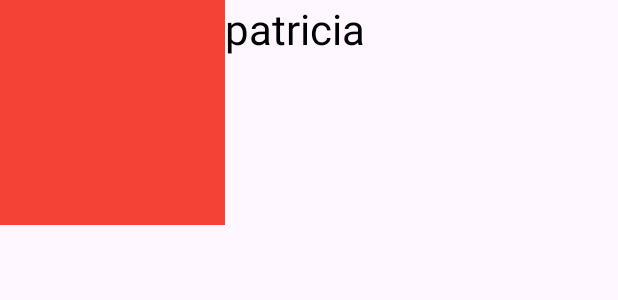
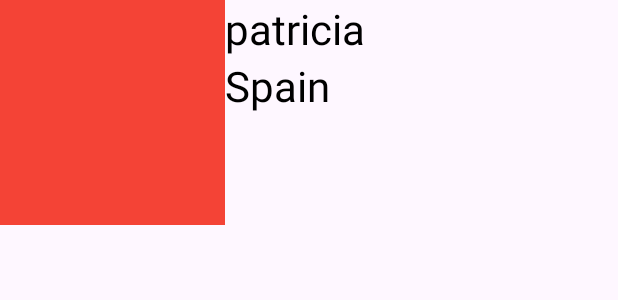
Before and after one commit to patriesp95/RandomUser, an Android app: the layout item_favorite.xml on its own in the app's theme, with its tools: preview values and no code run, on a phone screen of 412 x 824 dp. Shown: the top 300 px of the screen. Run offline under Robolectric (Android 15) with nearby library versions, the phone set to English and light mode, and no system bars; network calls fail.

Commit message:
fix layout

```diff
--- a/app/src/main/java/com/example/randomuserapp/ui/favorite/adapter/FavoriteViewHolder.kt
+++ b/app/src/main/java/com/example/randomuserapp/ui/favorite/adapter/FavoriteViewHolder.kt
@@ -13,6 +13,7 @@ class FavoriteViewHolder(view: View, myContext: Context) : RecyclerView.ViewHold
     fun render(favoriteInfo: RandomUserModel, myContext: Context) {
         loadImage(favoriteInfo.image, myContext)
         binding.tvTitle.text = favoriteInfo.name
+        binding.tvCountry.text = favoriteInfo.country
     }
 
     private fun loadImage(image: String, myContext: Context) {
--- a/app/src/main/res/layout/item_favorite.xml
+++ b/app/src/main/res/layout/item_favorite.xml
@@ -1,7 +1,7 @@
 <?xml version="1.0" encoding="utf-8"?>
 <androidx.constraintlayout.widget.ConstraintLayout xmlns:android="http://schemas.android.com/apk/res/android"
     android:layout_width="match_parent"
-    android:layout_height="match_parent"
+    android:layout_height="wrap_content"
     xmlns:app="http://schemas.android.com/apk/res-auto"
     xmlns:tools="http://schemas.android.com/tools">
 
@@ -15,13 +15,22 @@
 
     <TextView
         android:id="@+id/tvTitle"
-        android:layout_width="0dp"
+        android:layout_width="wrap_content"
         android:layout_height="wrap_content"
         android:textSize="28sp"
         android:textColor="@color/black"
         tools:text="patricia"
         app:layout_constraintTop_toTopOf="parent"
-        app:layout_constraintEnd_toEndOf="parent"
+        app:layout_constraintStart_toEndOf="@+id/ivFavorite"/>
+
+    <TextView
+        android:id="@+id/tvCountry"
+        android:layout_width="wrap_content"
+        android:layout_height="wrap_content"
+        android:textSize="28sp"
+        android:textColor="@color/black"
+        tools:text="Spain"
+        app:layout_constraintTop_toBottomOf="@+id/tvTitle"
         app:layout_constraintStart_toEndOf="@+id/ivFavorite"/>
 
 </androidx.constraintlayout.widget.ConstraintLayout>
```
